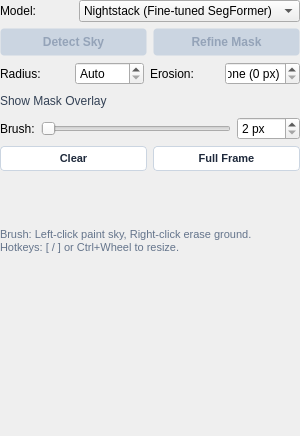
This is src/startrails/ui/step_denoise_sky.ui in gkyle/startrails as Qt 5 draws it before an edit. The edited form follows.
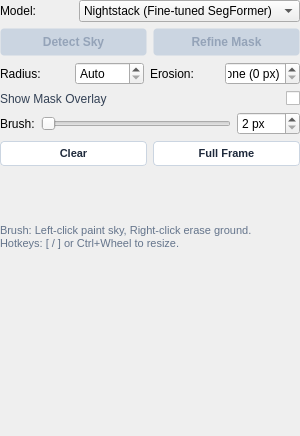
This is the edited form. Icons and pictures are not drawn. Custom widgets are drawn as their Qt base class.

The edit to the form file:
```diff
--- a/src/startrails/ui/step_denoise_sky.ui
+++ b/src/startrails/ui/step_denoise_sky.ui
@@ -242,13 +242,6 @@
        <property name="accessibleName">
         <string>Show and edit mask overlay</string>
        </property>
-       <property name="styleSheet">
-        <string notr="true">QCheckBox#showMaskOverlay { spacing: 0px;}
-QCheckBox#showMaskOverlay::indicator { width: 36px; height: 20px; border-radius: 10px; }
-QCheckBox#showMaskOverlay::indicator:unchecked { image: url(:/startrails/ui/switch_off.svg); }
-QCheckBox#showMaskOverlay::indicator:checked { image: url(:/startrails/ui/switch_on.svg); }
-</string>
-       </property>
        <property name="text">
         <string/>
        </property>
```
Left out of the diff: 2 changed lines with no effect on the pictures.
